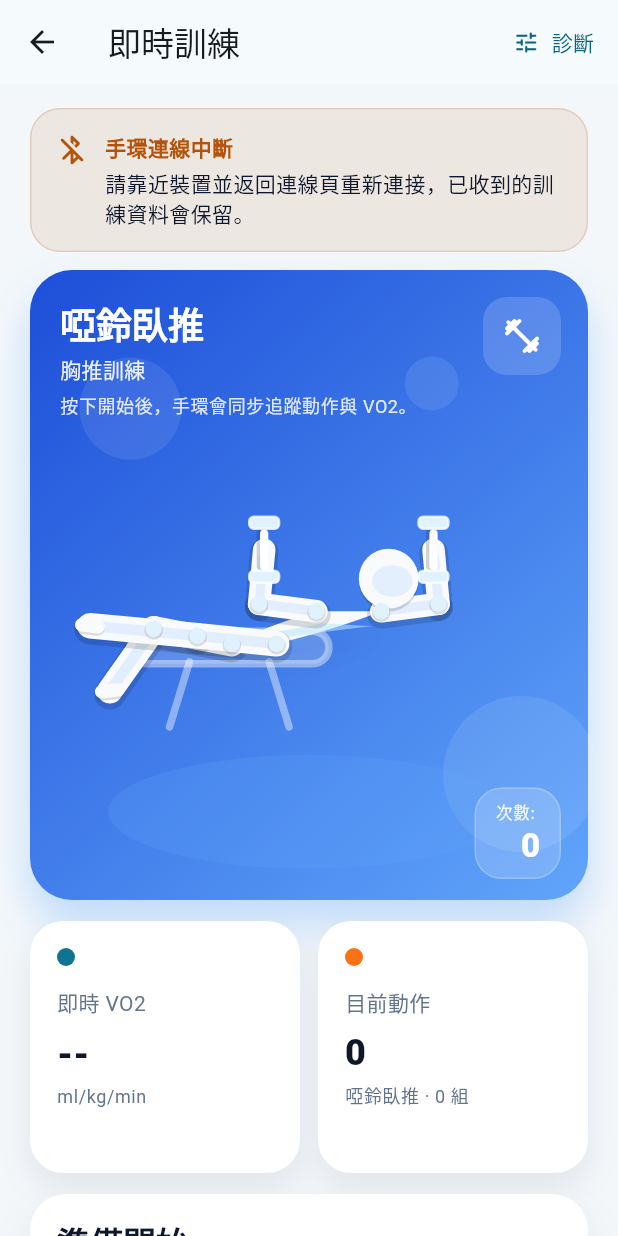
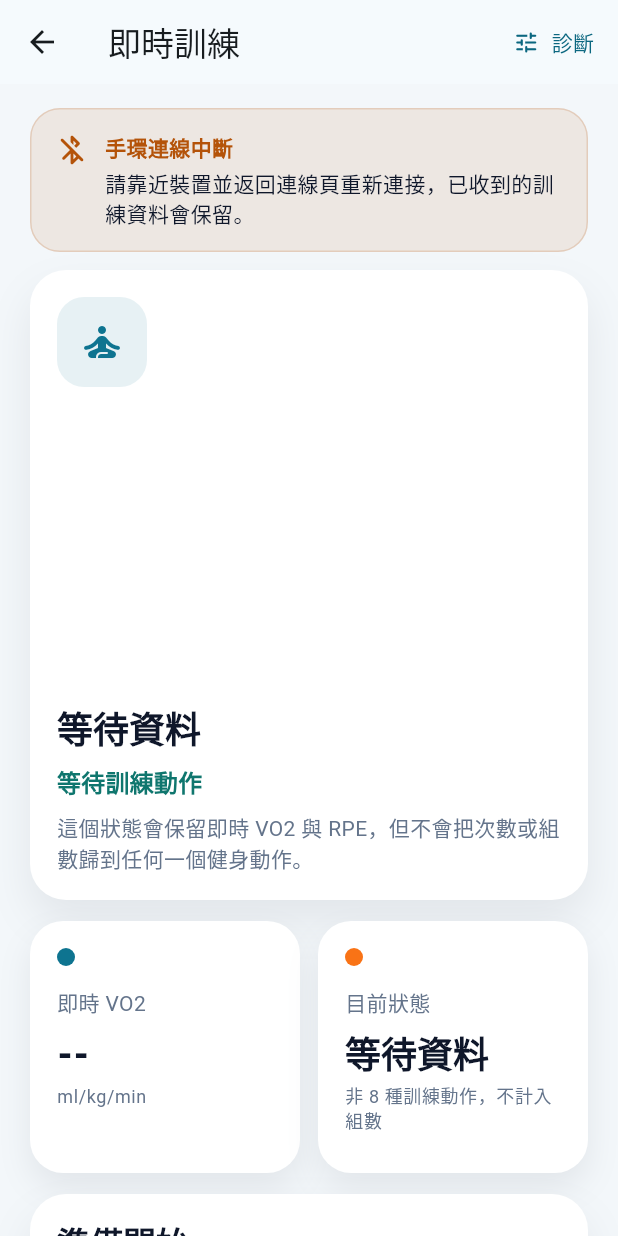
Before and after one commit to xujk0217/vo2-flutter, a Flutter app: the LiveFitnessPage screen opened by its route, on a phone screen of 412 x 824 dp. Run offline on Flutter 3.47's test engine with Material 3 defaults, Android fonts, the phone set to English and light mode, and no system bars; our stand-ins replace shared_preferences; accounts and stored records are empty.

Commit message:
fix(live): show other classifier state
Ultraworked with [Sisyphus](https://github.com/code-yeongyu/oh-my-openagent)

Co-authored-by: Sisyphus <clio-agent@sisyphuslabs.ai>

```diff
--- a/lib/screens/live_fitness_page.dart
+++ b/lib/screens/live_fitness_page.dart
@@ -172,15 +172,11 @@ class _LiveFitnessPageState extends State<LiveFitnessPage> {
     }
     final ClassifierResultPayload? classifier =
         widget.protocolSession.latestClassifierResult;
-    final int movementId =
-        protocolMovementExercises.containsKey(classifier?.movementId)
-        ? classifier!.movementId
-        : 0;
     return WorkoutHistoryEntry.fallbackFromLive(
       profile: widget.profile,
       startedAt: _startedAt ?? DateTime.now(),
       endedAt: DateTime.now(),
-      movementId: movementId,
+      movementId: classifier?.movementId ?? protocolOtherMovementId,
       reps: classifier?.reps ?? 0,
       sets: classifier?.sets ?? 0,
       vo2: widget.protocolSession.latestVo2Prediction?.vo2MlKgMin,
@@ -193,14 +189,19 @@ class _LiveFitnessPageState extends State<LiveFitnessPage> {
   Widget build(BuildContext context) {
     final DeviceProtocolSession session = widget.protocolSession;
     final ClassifierResultPayload? classifier = session.latestClassifierResult;
-    final int movementId =
-        protocolMovementExercises.containsKey(classifier?.movementId)
-        ? classifier!.movementId
-        : 0;
-    final ExerciseType exercise = exerciseForProtocolMovement(movementId);
+    final bool hasFitnessMovement =
+        classifier != null &&
+        classifier.isFitness &&
+        isProtocolFitnessMovement(classifier.movementId);
+    final ExerciseType? exercise = hasFitnessMovement
+        ? exerciseForProtocolMovement(classifier.movementId)
+        : null;
     final double? vo2 = session.latestVo2Prediction?.vo2MlKgMin;
-    final int reps = classifier?.reps ?? 0;
-    final int sets = classifier?.sets ?? 0;
+    final int reps = hasFitnessMovement ? classifier.reps : 0;
+    final int sets = hasFitnessMovement ? classifier.sets : 0;
+    final String movementLabel = classifier == null
+        ? '等待資料'
+        : _liveMovementLabelForProtocolMovement(classifier.movementId);
     final RpeAlertPayload? rpeAlert = session.latestRpeAlert;
     final ErrorPayload? error = session.protocolError;
 
@@ -223,6 +224,8 @@ class _LiveFitnessPageState extends State<LiveFitnessPage> {
             final Widget primary = _primaryColumn(
               context,
               exercise,
+              movementLabel,
+              hasFitnessMovement,
               vo2,
               reps,
               sets,
@@ -230,7 +233,12 @@ class _LiveFitnessPageState extends State<LiveFitnessPage> {
               error,
               _isEndingWorkout,
             );
-            final Widget secondary = _secondaryColumn(context, exercise);
+            final Widget secondary = _secondaryColumn(
+              context,
+              exercise,
+              movementLabel,
+              hasFitnessMovement,
+            );
             return ListView(
               padding: const EdgeInsets.fromLTRB(20, 16, 20, 28),
               children: <Widget>[
@@ -266,7 +274,9 @@ class _LiveFitnessPageState extends State<LiveFitnessPage> {
 
   Widget _primaryColumn(
     BuildContext context,
-    ExerciseType exercise,
+    ExerciseType? exercise,
+    String movementLabel,
+    bool hasFitnessMovement,
     double? vo2,
     int reps,
     int sets,
@@ -326,7 +336,8 @@ class _LiveFitnessPageState extends State<LiveFitnessPage> {
         ],
         SizedBox(
           height: 420,
-          child: ExerciseIllustrationCard(
+          child: hasFitnessMovement && exercise != null
+              ? ExerciseIllustrationCard(
                   exercise: exercise,
                   isActive: _workoutStarted,
                   repetitions: reps,
@@ -334,6 +345,10 @@ class _LiveFitnessPageState extends State<LiveFitnessPage> {
                       ? '保持呼吸節奏，讓每一下完整可控。'
                       : '按下開始後，手環會同步追蹤動作與 VO2。',
                   onRepCompleted: () {},
+                )
+              : _NonFitnessStateCard(
+                  movementLabel: movementLabel,
+                  isActive: _workoutStarted,
                 ),
         ),
         const SizedBox(height: 14),
@@ -348,9 +363,11 @@ class _LiveFitnessPageState extends State<LiveFitnessPage> {
               tone: const Color(0xFF0E7490),
             ),
             MetricCard(
-              title: '目前動作',
-              value: '$reps',
-              unit: '${exercise.label} · $sets 組',
+              title: hasFitnessMovement ? '目前動作' : '目前狀態',
+              value: hasFitnessMovement ? '$reps' : movementLabel,
+              unit: hasFitnessMovement
+                  ? '${exercise!.label} · $sets 組'
+                  : '非 8 種訓練動作，不計入組數',
               tone: const Color(0xFFF97316),
             ),
           ],
@@ -368,11 +385,18 @@ class _LiveFitnessPageState extends State<LiveFitnessPage> {
     );
   }
 
-  Widget _secondaryColumn(BuildContext context, ExerciseType exercise) {
+  Widget _secondaryColumn(
+    BuildContext context,
+    ExerciseType? exercise,
+    String movementLabel,
+    bool hasFitnessMovement,
+  ) {
     return Column(
       crossAxisAlignment: CrossAxisAlignment.stretch,
       children: <Widget>[
-        MuscleMapCard(highlighted: exercise.muscleGroups.toSet()),
+        MuscleMapCard(
+          highlighted: exercise?.muscleGroups.toSet() ?? <MuscleGroup>{},
+        ),
         const SizedBox(height: 14),
         _ProductPanel(
           child: Column(
@@ -386,7 +410,9 @@ class _LiveFitnessPageState extends State<LiveFitnessPage> {
               ),
               const SizedBox(height: 8),
               Text(
-                '目前辨識為 ${exercise.label}。穩定速度比追求最快更重要，讓每次推、拉、蹲都回到完整起點。',
+                hasFitnessMovement && exercise != null
+                    ? '目前辨識為 ${exercise.label}。穩定速度比追求最快更重要，讓每次推、拉、蹲都回到完整起點。'
+                    : '目前辨識為 $movementLabel，暫不視為訓練動作。調整站姿或開始正式動作後，手環會再同步更新。',
                 style: Theme.of(context).textTheme.bodyMedium?.copyWith(
                   color: const Color(0xFF475569),
                 ),
@@ -429,6 +455,70 @@ class _LiveFitnessPageState extends State<LiveFitnessPage> {
       return '目前強度 ${alert.rpe}/10，若動作穩定，可以逐步提高節奏。';
     }
     return '目前強度 ${alert.rpe}/10，維持這個呼吸節奏。';
+  }
+
+  String _liveMovementLabelForProtocolMovement(int movementId) {
+    if (movementId == protocolOtherMovementId) {
+      return '其他';
+    }
+    return movementLabelForProtocolMovement(movementId);
+  }
+}
+
+class _NonFitnessStateCard extends StatelessWidget {
+  const _NonFitnessStateCard({
+    required this.movementLabel,
+    required this.isActive,
+  });
+
+  final String movementLabel;
+  final bool isActive;
+
+  @override
+  Widget build(BuildContext context) {
+    return _ProductPanel(
+      child: Column(
+        crossAxisAlignment: CrossAxisAlignment.start,
+        children: <Widget>[
+          DecoratedBox(
+            decoration: BoxDecoration(
+              color: const Color(0xFF0E7490).withValues(alpha: 0.1),
+              borderRadius: BorderRadius.circular(18),
+            ),
+            child: const Padding(
+              padding: EdgeInsets.all(14),
+              child: Icon(
+                Icons.self_improvement_rounded,
+                color: Color(0xFF0E7490),
+                size: 32,
+              ),
+            ),
+          ),
+          const Spacer(),
+          Text(
+            movementLabel,
+            style: Theme.of(
+              context,
+            ).textTheme.headlineSmall?.copyWith(fontWeight: FontWeight.w900),
+          ),
+          const SizedBox(height: 8),
+          Text(
+            isActive ? '目前不是訓練動作' : '等待訓練動作',
+            style: Theme.of(context).textTheme.titleMedium?.copyWith(
+              color: const Color(0xFF0F766E),
+              fontWeight: FontWeight.w800,
+            ),
+          ),
+          const SizedBox(height: 8),
+          Text(
+            '這個狀態會保留即時 VO2 與 RPE，但不會把次數或組數歸到任何一個健身動作。',
+            style: Theme.of(
+              context,
+            ).textTheme.bodyMedium?.copyWith(color: const Color(0xFF64748B)),
+          ),
+        ],
+      ),
+    );
   }
 }
 
```
Also changed, not shown: 2 other files. Lines whose indentation alone changed are shown as unchanged.
